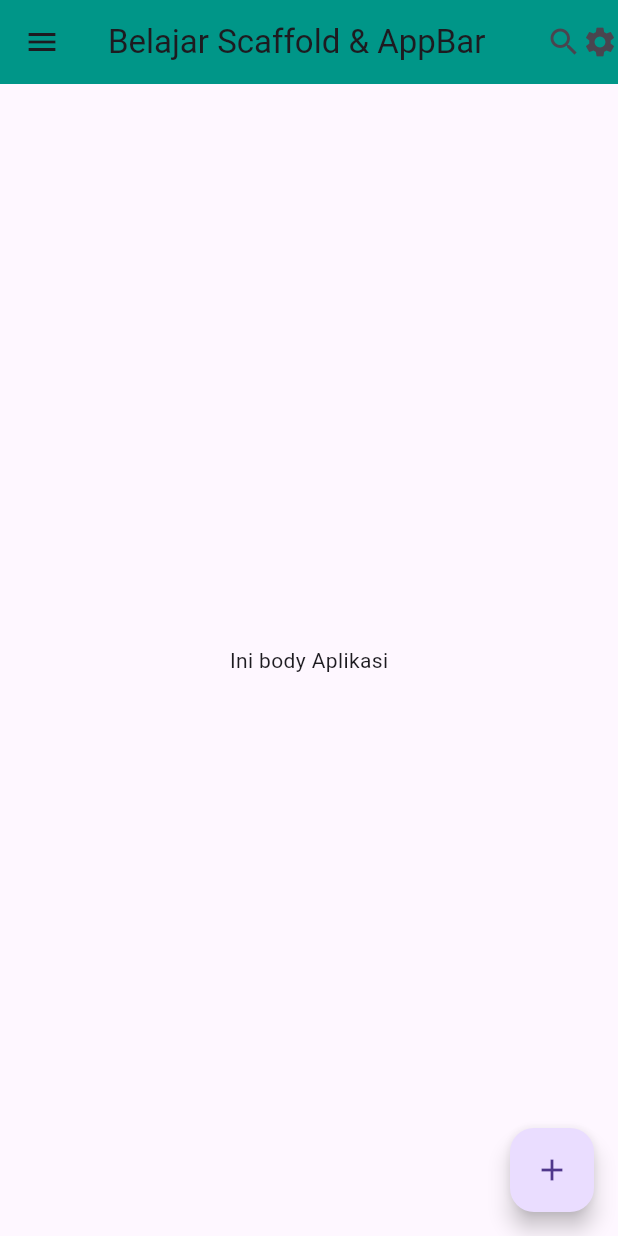
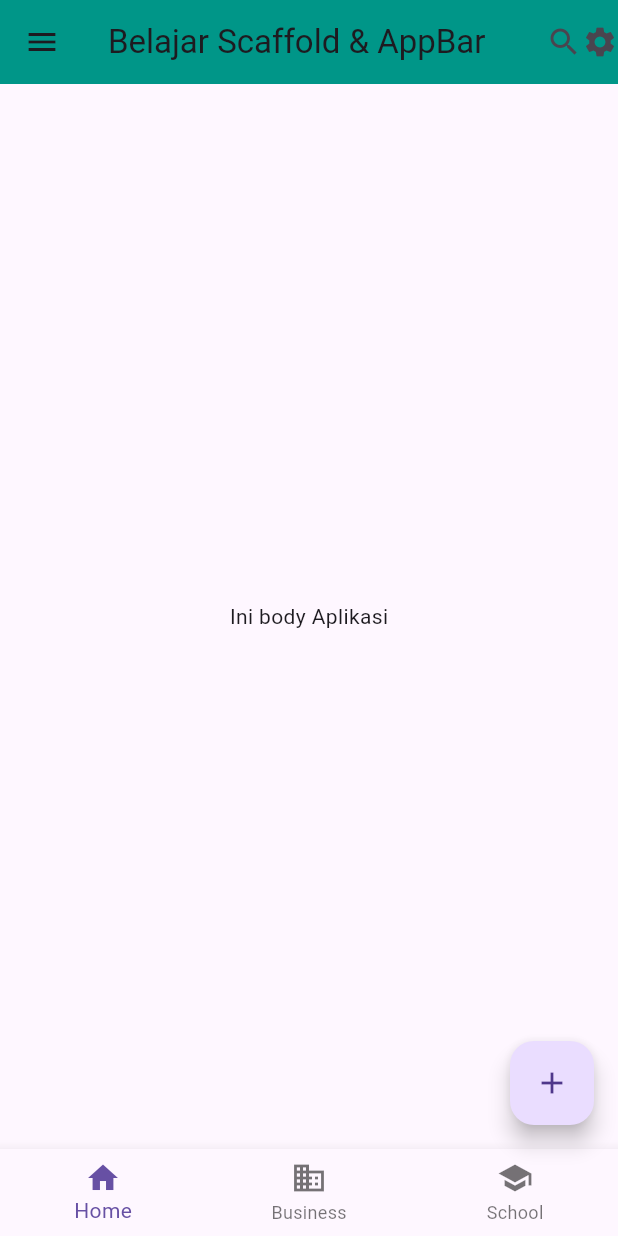
Before and after one commit to mdffth/Mobile-Programming, a Flutter app: the screen it shows after launch, on a phone screen of 412 x 824 dp. Run offline on Flutter 3.47's test engine with Material 3 defaults, Android fonts, the phone set to English and light mode, and no system bars.

Commit message:
bottomnav

```diff
--- a/pertemuan6/lib/main.dart
+++ b/pertemuan6/lib/main.dart
@@ -17,9 +17,7 @@
           backgroundColor: Colors.teal,
           actions: const [Icon(Icons.search), Icon(Icons.settings)],
         ),
-        body: const Center(
-          child: Text("Ini body Aplikasi"),
-        ),
+        body: const Center(child: Text("Ini body Aplikasi")),
         floatingActionButton: FloatingActionButton(
           onPressed: () {},
           child: const Icon(Icons.add),
@@ -32,14 +30,27 @@
                 decoration: BoxDecoration(color: Colors.blue),
                 child: Text(
                   'Header Drawer',
-                  style: TextStyle(color: Colors.white, fontSize: 24,),
+                  style: TextStyle(color: Colors.white, fontSize: 24),
                 ),
               ),
-              ListTile(leading: Icon(Icons.message),title: Text('Messages')),
-              ListTile(leading: Icon(Icons.account_circle), title: Text('Profile')),
+              ListTile(leading: Icon(Icons.message), title: Text('Messages')),
+              ListTile(
+                leading: Icon(Icons.account_circle),
+                title: Text('Profile'),
+              ),
               ListTile(leading: Icon(Icons.settings), title: Text('Settings')),
             ],
           ),
+        ),
+        bottomNavigationBar: BottomNavigationBar(
+          items: const <BottomNavigationBarItem>[
+            BottomNavigationBarItem(icon: Icon(Icons.home), label: 'Home'),
+            BottomNavigationBarItem(
+              icon: Icon(Icons.business),
+              label: 'Business',
+            ),
+            BottomNavigationBarItem(icon: Icon(Icons.school), label: 'School'),
+          ],
         ),
       ),
     );
```
